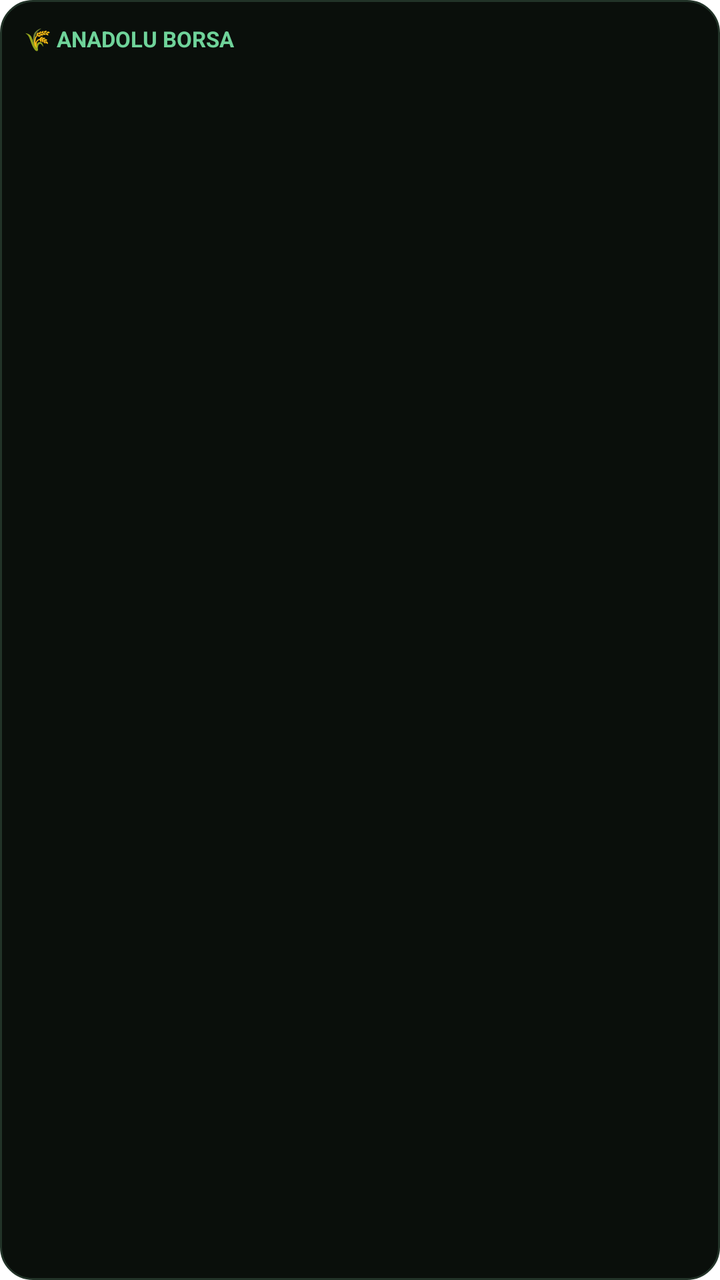
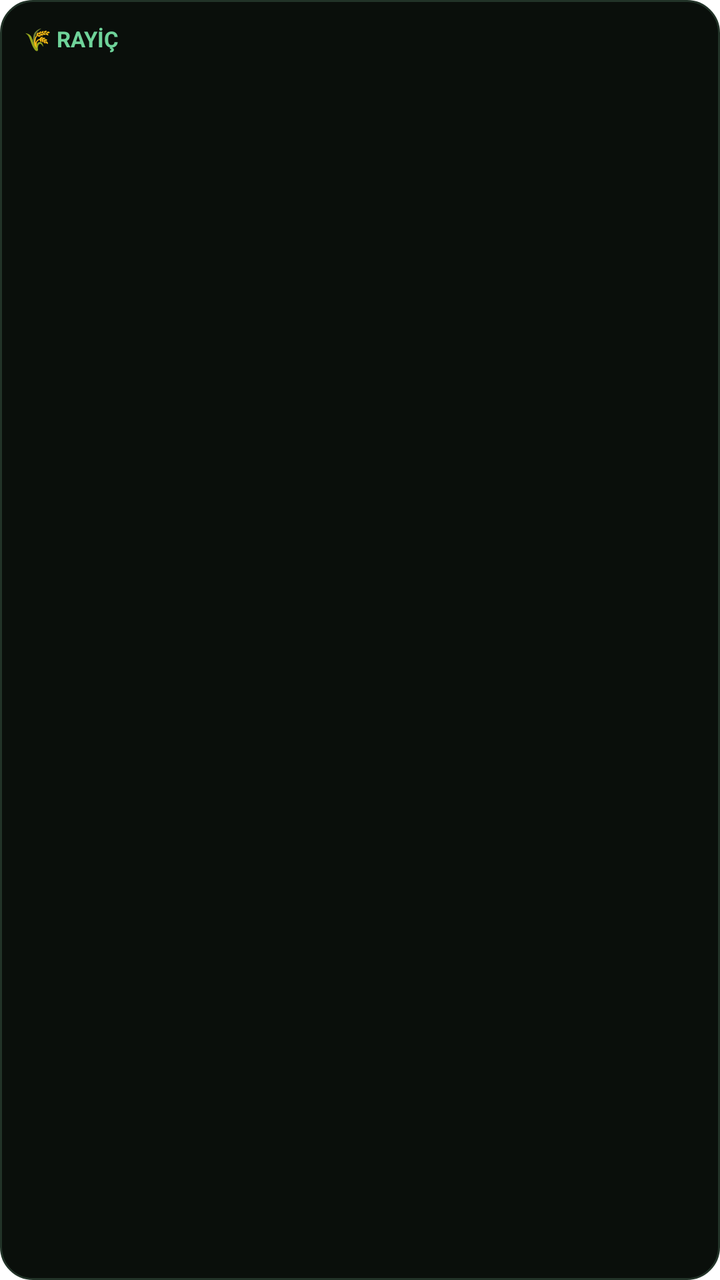

An Android layout rendered at two revisions. The XML below is the earlier revision; the diff shows what the commit changed to produce the second picture.
<!-- AndroidManifest.xml: fallback theme Theme.MaterialComponents.DayNight.NoActionBar -->
<!-- res/layout/fiyat_widget.xml -->
<?xml version="1.0" encoding="utf-8"?>
<LinearLayout xmlns:android="http://schemas.android.com/apk/res/android"
    android:id="@+id/w_kok"
    android:layout_width="match_parent"
    android:layout_height="match_parent"
    android:orientation="vertical"
    android:background="@drawable/widget_bg"
    android:padding="12dp">

    <LinearLayout
        android:layout_width="match_parent"
        android:layout_height="wrap_content"
        android:orientation="horizontal">
        <TextView
            android:layout_width="0dp"
            android:layout_height="wrap_content"
            android:layout_weight="1"
            android:text="🌾 ANADOLU BORSA"
            android:textColor="#6FD39A"
            android:textSize="11sp"
            android:textStyle="bold"/>
        <TextView
            android:id="@+id/w_tarih"
            android:layout_width="wrap_content"
            android:layout_height="wrap_content"
            android:textColor="#6B8270"
            android:textSize="10sp"/>
    </LinearLayout>

    <LinearLayout
        android:layout_width="match_parent"
        android:layout_height="wrap_content"
        android:layout_marginTop="8dp"
        android:orientation="horizontal">
        <TextView
            android:id="@+id/w_ad1"
            android:layout_width="0dp"
            android:layout_height="wrap_content"
            android:layout_weight="1"
            android:maxLines="1"
            android:ellipsize="end"
            android:textColor="#EAF3EC"
            android:textSize="13sp"/>
        <TextView
            android:id="@+id/w_f1"
            android:layout_width="wrap_content"
            android:layout_height="wrap_content"
            android:textColor="#E8C040"
            android:textSize="14sp"
            android:textStyle="bold"/>
    </LinearLayout>

    <LinearLayout
        android:layout_width="match_parent"
        android:layout_height="wrap_content"
        android:layout_marginTop="6dp"
        android:orientation="horizontal">
        <TextView
            android:id="@+id/w_ad2"
            android:layout_width="0dp"
            android:layout_height="wrap_content"
            android:layout_weight="1"
            android:maxLines="1"
            android:ellipsize="end"
            android:textColor="#EAF3EC"
            android:textSize="13sp"/>
        <TextView
            android:id="@+id/w_f2"
            android:layout_width="wrap_content"
            android:layout_height="wrap_content"
            android:textColor="#E8C040"
            android:textSize="14sp"
            android:textStyle="bold"/>
    </LinearLayout>

    <LinearLayout
        android:layout_width="match_parent"
        android:layout_height="wrap_content"
        android:layout_marginTop="6dp"
        android:orientation="horizontal">
        <TextView
            android:id="@+id/w_ad3"
            android:layout_width="0dp"
            android:layout_height="wrap_content"
            android:layout_weight="1"
            android:maxLines="1"
            android:ellipsize="end"
            android:textColor="#EAF3EC"
            android:textSize="13sp"/>
        <TextView
            android:id="@+id/w_f3"
            android:layout_width="wrap_content"
            android:layout_height="wrap_content"
            android:textColor="#E8C040"
            android:textSize="14sp"
            android:textStyle="bold"/>
    </LinearLayout>
</LinearLayout>
<!-- resources referenced by this layout -->
<resources>
  <!-- drawable widget_bg (drawable) -->
  <?xml version="1.0" encoding="utf-8"?>
  <shape xmlns:android="http://schemas.android.com/apk/res/android" android:shape="rectangle">
      <solid android:color="#0A0F0B"/>
      <corners android:radius="16dp"/>
      <stroke android:width="1dp" android:color="#223328"/>
  </shape>
</resources>

<!-- the commit's change to res/layout/fiyat_widget.xml (unified diff, before → after) -->
@@ -15,7 +15,7 @@
             android:layout_width="0dp"
             android:layout_height="wrap_content"
             android:layout_weight="1"
-            android:text="🌾 ANADOLU BORSA"
+            android:text="🌾 RAYİÇ"
             android:textColor="#6FD39A"
             android:textSize="11sp"
             android:textStyle="bold"/>
